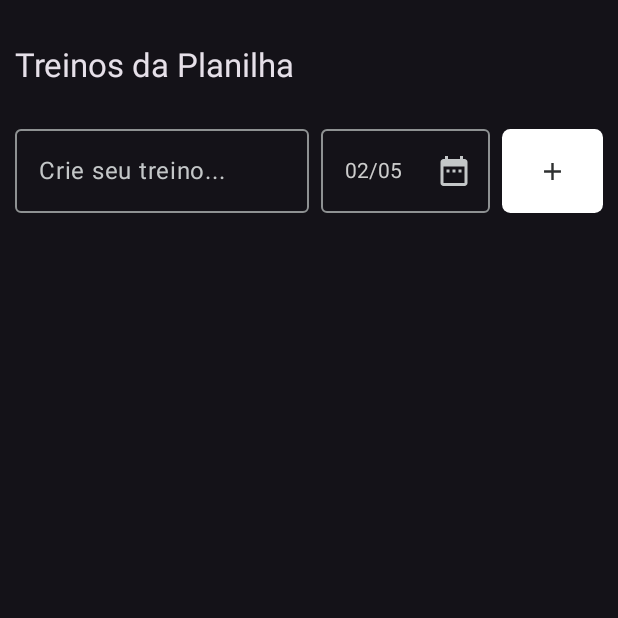
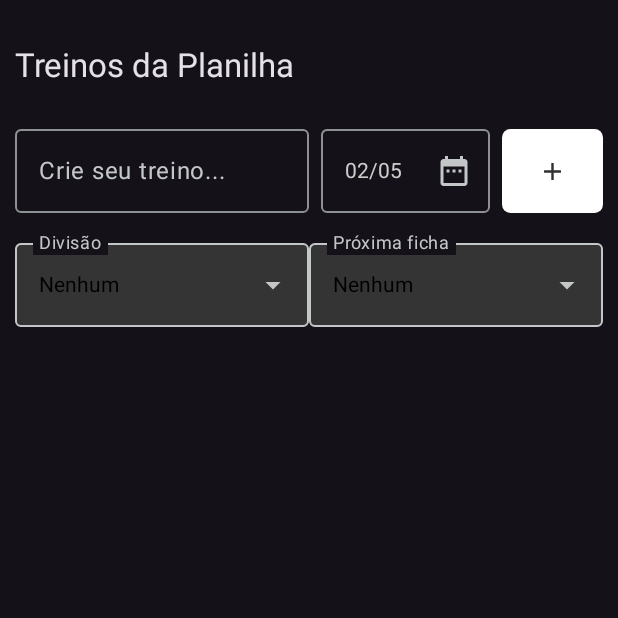
Before and after one commit to Neiscafe/myfitt, an Android app built with Jetpack Compose: the composable ListaTreinosPlanilhaScreen called with empty values, on a phone screen of 412 x 824 dp, the top half of it. Run offline under Robolectric (Android 15) with nearby library versions, the phone set to English and light mode, and no system bars.

Commit message:
*feat* Dropdown de seleção de divisão e ficha em ListaTreinosPlanilhaScreen.kt

```diff
--- a/app/src/main/java/br/com/myfitt/ui/screens/ListaPlanilhasScreen.kt
+++ b/app/src/main/java/br/com/myfitt/ui/screens/ListaPlanilhasScreen.kt
@@ -16,6 +16,7 @@ import androidx.compose.ui.graphics.Color
 import androidx.compose.ui.text.TextStyle
 import androidx.compose.ui.unit.dp
 import br.com.myfitt.domain.models.Planilha
+import br.com.myfitt.ui.components.DropdownTextField
 import br.com.myfitt.ui.viewModels.ListaPlanilhasViewModel
 import org.koin.androidx.compose.koinViewModel
 
@@ -60,7 +61,6 @@ fun ListaPlanilhasScreen(
                 Icon(Icons.Default.Add, "Criar")
             }
         }
-
         LazyColumn(
             modifier = Modifier.fillMaxHeight(),
             contentPadding = PaddingValues(0.dp, 8.dp, 0.dp, 0.dp),
--- a/app/src/main/java/br/com/myfitt/ui/screens/ListaTreinosPlanilhaScreen.kt
+++ b/app/src/main/java/br/com/myfitt/ui/screens/ListaTreinosPlanilhaScreen.kt
@@ -26,6 +26,7 @@ import androidx.compose.ui.text.TextStyle
 import androidx.compose.ui.unit.dp
 import br.com.myfitt.domain.models.Treino
 import br.com.myfitt.domain.utils.DateUtil
+import br.com.myfitt.ui.components.DropdownTextField
 import br.com.myfitt.ui.components.TreinoSemanaItem
 import br.com.myfitt.ui.viewModels.TreinosPlanilhaViewModel
 import kotlinx.coroutines.launch
@@ -132,6 +133,12 @@ fun ListaTreinosPlanilhaScreen(
                 }
             }
         }
+        Row() {
+            DropdownTextField<Unit>(listOf(), { "Nenhum" }, {}, "Divisão", modifier = Modifier.fillMaxWidth(0.5f).height(
+                IntrinsicSize.Min))
+            DropdownTextField<Unit>(listOf(), { "Nenhum" }, {}, "Próxima ficha", modifier =  Modifier.fillMaxWidth().height(
+                IntrinsicSize.Min))
+        }
         LazyColumn(
             modifier = Modifier.fillMaxHeight(),
             contentPadding = PaddingValues(0.dp, 8.dp, 0.dp, 0.dp),
```
Also changed, not shown: app/src/main/java/br/com/myfitt/ui/components/DropdownTextField.kt (+14 -6 lines).
